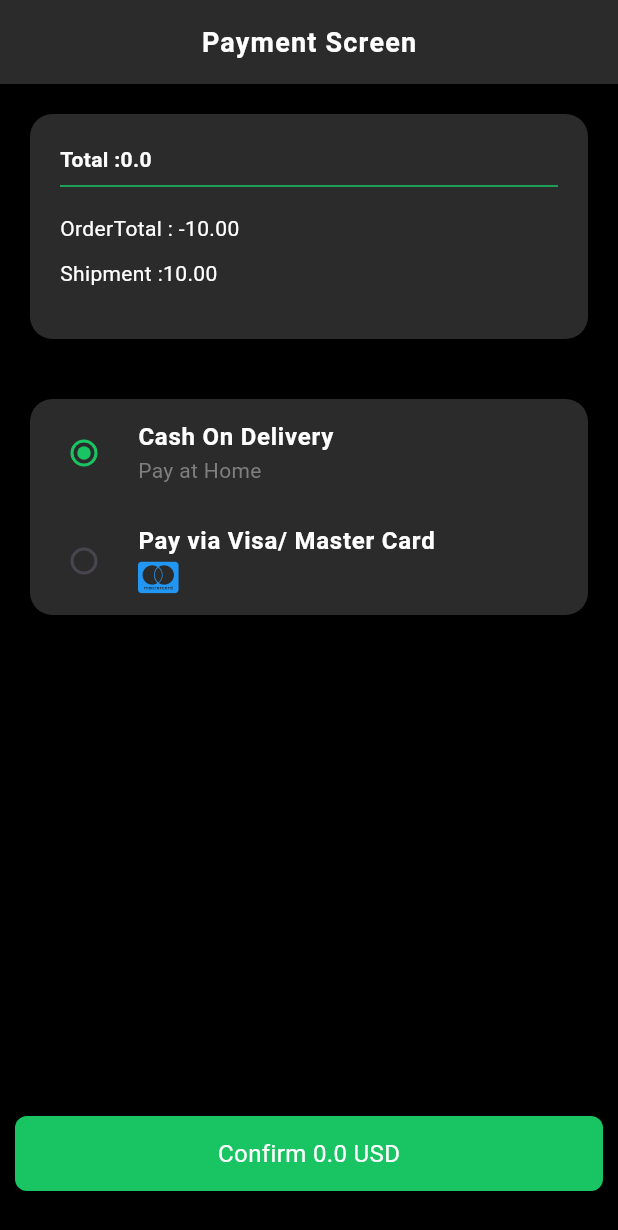
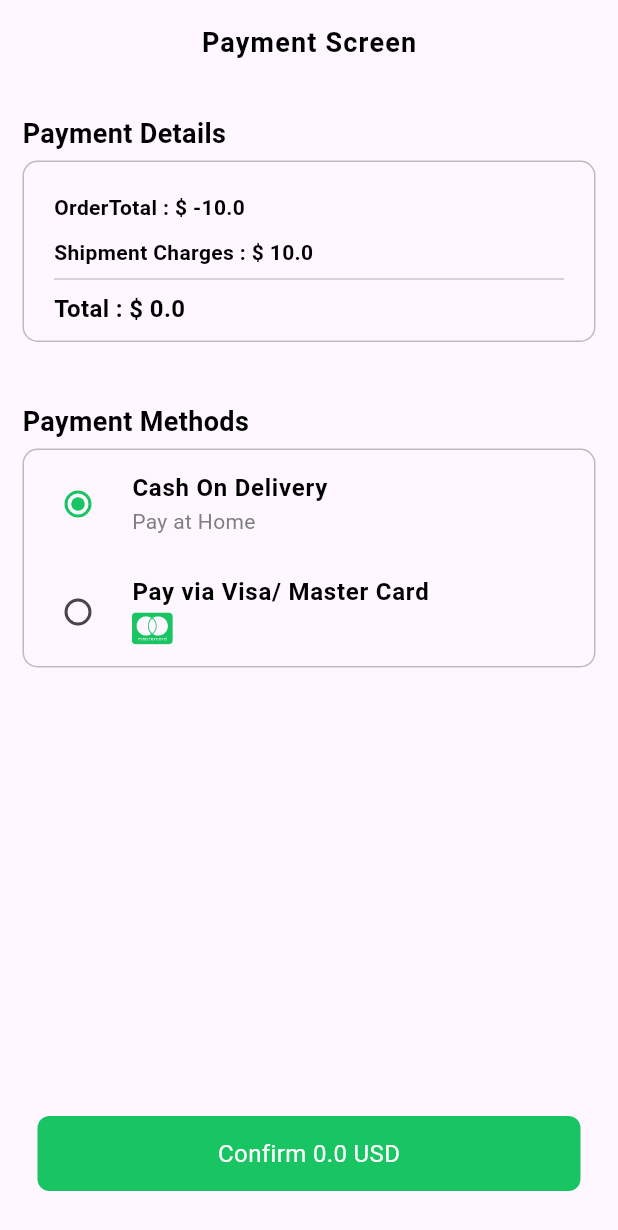
Before and after one commit to ihsankhan-752/SmartMar-User-Side, a Flutter app: the PaymentScreen screen opened directly with empty values, on a phone screen of 412 x 824 dp. Shown: the top 1230 px of the screen. Run offline on Flutter 3.47's test engine with Material 3 defaults, Android fonts, the light colour scheme and no system bars; our stand-ins replace cloud_firestore, firebase_auth, firebase_core, firebase_messaging, firebase_storage, flutter_easyloading and 11 more; missing offline and left inert: country_state_city_picker, flutter_stripe, staggered_grid_view_flutter, stylish_dialog; accounts and stored records are empty; Roboto replaces fonts that are missing (Acme).

Commit message:
Payment Screen UI Modified

```diff
--- a/lib/screens/payment_screen/payment_screen.dart
+++ b/lib/screens/payment_screen/payment_screen.dart
@@ -39,53 +39,41 @@ class _PaymentScreenState extends State<PaymentScreen> {
   int? pdtQuantity;
   @override
   Widget build(BuildContext context) {
-    print(widget.pdtIds);
     double orderTotal = widget.total! - 10.0;
     double shipmentCost = 10.0;
 
     return Scaffold(
-      backgroundColor: AppColors.primaryBlack,
       appBar: AppBar(
-        backgroundColor: AppColors.mainColor,
-        elevation: 0,
         centerTitle: true,
-        title: Text("Payment Screen", style: AppTextStyles.APPBAR_HEADING_STYLE),
+        title: Text("Payment Screen", style: AppTextStyles.APPBAR_HEADING_STYLE.copyWith(color: AppColors.primaryBlack)),
       ),
-      body: FutureBuilder<DocumentSnapshot>(
-        future: FirebaseFirestore.instance.collection("users").doc(FirebaseAuth.instance.currentUser!.uid).get(),
-        builder: (context, snapshot) {
-          if (snapshot.hasError) {
-            return Material(
-              child: Center(
-                child: Text("SomeThing went wrong!"),
-              ),
-            );
-          }
-
-          if (snapshot.connectionState == ConnectionState.waiting) {
-            return Center(
-              child: CircularProgressIndicator(),
-            );
-          }
-
-          if (snapshot.connectionState == ConnectionState.done) {
-            Map<String, dynamic> data = snapshot.data!.data() as Map<String, dynamic>;
-            return Column(
+      body: Padding(
+        padding: const EdgeInsets.symmetric(horizontal: 15),
+        child: Column(
+          crossAxisAlignment: CrossAxisAlignment.start,
           children: [
             SizedBox(height: 20),
+            Text(
+              "Payment Details",
+              style: AppTextStyles().H2.copyWith(fontSize: 18),
+            ),
+            SizedBox(height: 5),
             PaymentAndShipmentWidget(
               total: widget.total!,
               shipmentCost: shipmentCost,
               orderTotal: orderTotal,
             ),
             SizedBox(height: 20),
-                // PaymentMethodSelectionWidget(groupValue: _groupValue),
+            Text(
+              "Payment Methods",
+              style: AppTextStyles().H2.copyWith(fontSize: 18),
+            ),
+            SizedBox(height: 5),
             Container(
-                  margin: EdgeInsets.symmetric(horizontal: 20),
               width: double.infinity,
               decoration: BoxDecoration(
-                    borderRadius: BorderRadius.circular(15),
-                    color: AppColors.mainColor,
+                borderRadius: BorderRadius.circular(10),
+                border: Border.all(color: AppColors.grey.withOpacity(0.5)),
               ),
               child: Column(
                 children: [
@@ -100,10 +88,7 @@ class _PaymentScreenState extends State<PaymentScreen> {
                     },
                     title: Text(
                       "Cash On Delivery",
-                          style: TextStyle(
-                            color: AppColors.primaryWhite,
-                            fontWeight: FontWeight.bold,
-                          ),
+                      style: AppTextStyles().H2.copyWith(fontSize: 16),
                     ),
                     subtitle: Text(
                       "Pay at Home",
@@ -123,15 +108,12 @@ class _PaymentScreenState extends State<PaymentScreen> {
                     },
                     title: Text(
                       "Pay via Visa/ Master Card",
-                          style: TextStyle(
-                            color: AppColors.primaryWhite,
-                            fontWeight: FontWeight.bold,
-                          ),
+                      style: AppTextStyles().H2.copyWith(fontSize: 16),
                     ),
                     subtitle: Column(
                       crossAxisAlignment: CrossAxisAlignment.start,
                       children: [
-                            Icon(FontAwesomeIcons.ccMastercard, color: Colors.blue),
+                        Icon(FontAwesomeIcons.ccMastercard, color: AppColors.primaryColor),
                       ],
                     ),
                   ),
@@ -279,10 +261,8 @@ class _PaymentScreenState extends State<PaymentScreen> {
                       });
                     }
 
-                        DocumentSnapshot userData = await FirebaseFirestore.instance
-                            .collection("users")
-                            .doc(FirebaseAuth.instance.currentUser!.uid)
-                            .get();
+                    DocumentSnapshot userData =
+                        await FirebaseFirestore.instance.collection("users").doc(FirebaseAuth.instance.currentUser!.uid).get();
                     DocumentSnapshot supplierData =
                         await FirebaseFirestore.instance.collection("users").doc(widget.supplierId).get();
                     String orderId = Uuid().v1();
@@ -326,13 +306,7 @@ class _PaymentScreenState extends State<PaymentScreen> {
             ),
             SizedBox(height: 20),
           ],
-            );
-          } else {
-            return Center(
-              child: SizedBox(),
-            );
-          }
-        },
+        ),
       ),
     );
   }
--- a/lib/screens/payment_screen/widgets/payment_and_shipment_widget.dart
+++ b/lib/screens/payment_screen/widgets/payment_and_shipment_widget.dart
@@ -1,4 +1,5 @@
 import 'package:flutter/material.dart';
+import 'package:smart_mart_user_side/constants/text_styles.dart';
 
 import '../../../constants/colors.dart';
 
@@ -12,39 +13,30 @@ class PaymentAndShipmentWidget extends StatelessWidget {
     return Column(
       children: [
         Container(
-            margin: EdgeInsets.symmetric(horizontal: 20),
-            height: 150,
             width: double.infinity,
             decoration: BoxDecoration(
-              borderRadius: BorderRadius.circular(15),
-              color: AppColors.mainColor,
+              border: Border.all(color: AppColors.grey.withOpacity(0.5)),
+              borderRadius: BorderRadius.circular(10),
             ),
             child: Padding(
-              padding: const EdgeInsets.symmetric(horizontal: 20, vertical: 20),
+              padding: const EdgeInsets.symmetric(horizontal: 20, vertical: 10),
               child: Column(
                 crossAxisAlignment: CrossAxisAlignment.start,
                 children: [
-                  Text(
-                    "Total :${total}",
-                    style: TextStyle(
-                      color: AppColors.primaryWhite,
-                      fontWeight: FontWeight.bold,
-                    ),
-                  ),
-                  Divider(thickness: 1, color: AppColors.primaryColor),
                   SizedBox(height: 10),
                   Text(
-                    "OrderTotal : ${orderTotal.toStringAsFixed(2)}",
-                    style: TextStyle(
-                      color: AppColors.primaryWhite,
-                    ),
+                    "OrderTotal : \$ ${orderTotal.toStringAsFixed(1)} ",
+                    style: AppTextStyles().H2.copyWith(fontSize: 14),
                   ),
                   SizedBox(height: 10),
                   Text(
-                    "Shipment :${shipmentCost.toStringAsFixed(2)}",
-                    style: TextStyle(
-                      color: AppColors.primaryWhite,
-                    ),
+                    "Shipment Charges : \$ ${shipmentCost.toStringAsFixed(1)}",
+                    style: AppTextStyles().H2.copyWith(fontSize: 14),
+                  ),
+                  Divider(),
+                  Text(
+                    "Total : \$ ${total}",
+                    style: AppTextStyles().H2.copyWith(fontSize: 16),
                   ),
                 ],
               ),
```
Lines whose indentation alone changed are shown as unchanged.
